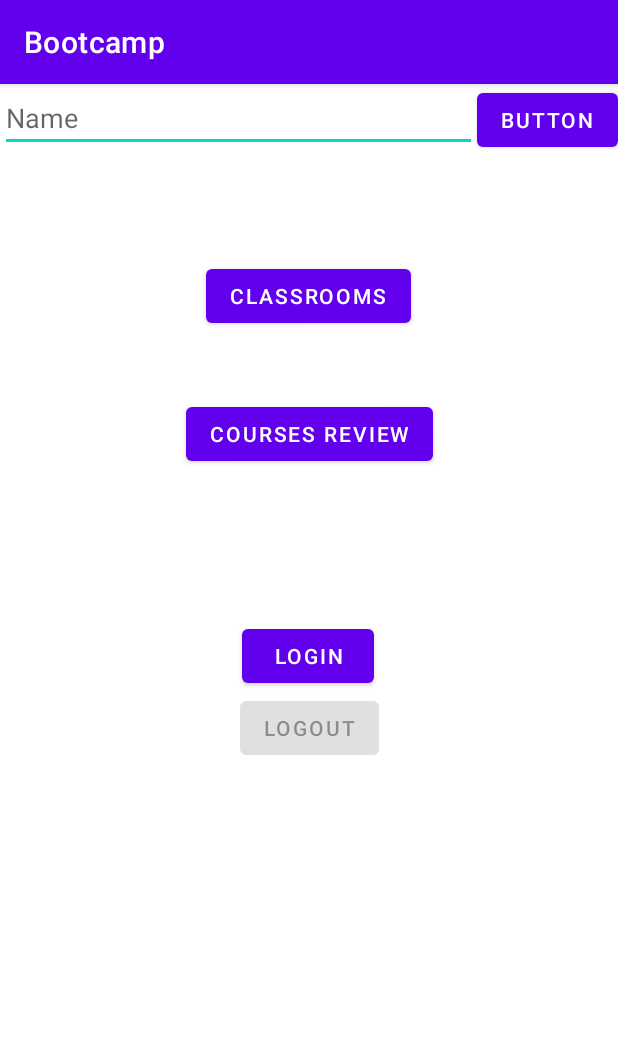
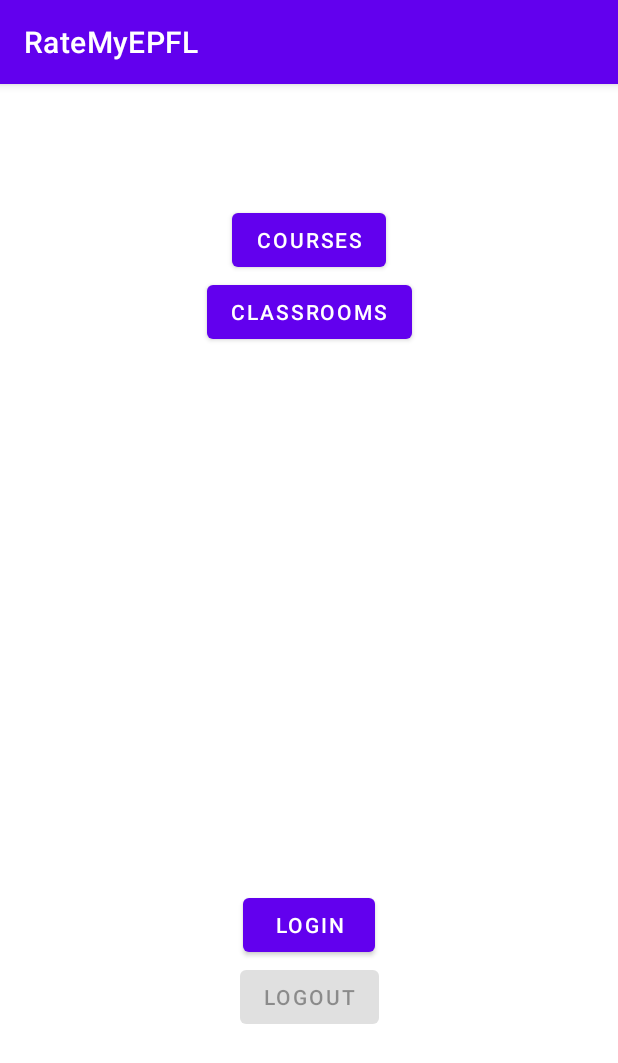
Before and after one commit to LesGolems/RateMyEPFL, an Android app: the screen it shows after launch (MainActivity), on a phone screen of 412 x 824 dp. Shown: the top 1063 px of the screen. Run offline under Robolectric (Android 15) with nearby library versions, the phone set to English and light mode, and no system bars; our stand-ins replace Dagger/Hilt's generated code, Firebase (no records; nobody signed in at launch, a user with empty details on screens opened directly); libraries missing offline, so code that uses them is left out: com.firebase.ui.

Commit message:
cleaned app for demo

```diff
--- a/app/src/main/AndroidManifest.xml
+++ b/app/src/main/AndroidManifest.xml
@@ -22,10 +22,6 @@
             android:name=".activities.classrooms.ClassroomsListActivity"
             android:exported="false" />
         <activity
-            android:name=".GreetingActivity"
-            android:exported="false"
-            android:parentActivityName=".MainActivity" />
-        <activity
             android:name=".MainActivity"
             android:exported="true">
             <intent-filter>
--- a/app/src/main/java/com/github/sdp/ratemyepfl/MainActivity.kt
+++ b/app/src/main/java/com/github/sdp/ratemyepfl/MainActivity.kt
@@ -2,9 +2,7 @@ package com.github.sdp.ratemyepfl
 
 import android.content.Intent
 import android.os.Bundle
-import android.view.KeyEvent
 import android.widget.Button
-import android.widget.EditText
 import android.widget.TextView
 import androidx.appcompat.app.AppCompatActivity
 import com.github.sdp.ratemyepfl.activities.classrooms.ClassroomsListActivity
@@ -27,30 +25,10 @@ class MainActivity : AppCompatActivity(){
         super.onCreate(savedInstanceState)
         setContentView(R.layout.activity_main)
 
-        // We get a reference to the view objects, using their previously set ID
-        val mNameText = findViewById<EditText>(R.id.mainName)
-        val mGoButton = findViewById<Button>(R.id.mainGoButton)
         mEmail = findViewById(R.id.email)
         mLoginButton = findViewById(R.id.loginButton)
         mLogoutButton = findViewById(R.id.logoutButton)
         checkUser()
-
-        // We then set the behaviour of the button
-        // It's quite short, so we can leave it here, but as soon as it starts
-        // doing more complex stuff, it should be moved to a separate method
-        mGoButton.setOnClickListener {
-            val name = mNameText.text.toString()
-            sayHello(name)
-        }
-
-        // Bonus: trigger the button when the user presses "enter" in the text field
-        mNameText.setOnKeyListener{ _, keyCode, event ->
-            if((event.action == KeyEvent.ACTION_DOWN) && (keyCode == KeyEvent.KEYCODE_ENTER)) {
-                mGoButton.performClick()
-                true
-            }
-            false
-        }
 
         mRoomReviewButton = findViewById(R.id.classroomReviewButton)
         mRoomReviewButton.setOnClickListener {
@@ -67,12 +45,6 @@ class MainActivity : AppCompatActivity(){
     override fun onStart() {
         super.onStart()
         checkUser()
-    }
-
-    private fun sayHello(userName: String) {
-        val intent = Intent(this, GreetingActivity::class.java)
-        intent.putExtra(GreetingActivity.EXTRA_USER_NAME, userName)
-        startActivity(intent)
     }
 
     private fun setUpButtons(){
--- a/app/src/main/res/layout/activity_main.xml
+++ b/app/src/main/res/layout/activity_main.xml
@@ -9,75 +9,51 @@
     android:layout_centerVertical="true"
     tools:context=".MainActivity">
 
-    <EditText
-        android:id="@+id/mainName"
-        android:layout_width="0dp"
-        android:layout_height="wrap_content"
-        android:ems="10"
-        android:hint="Name"
-        android:inputType="textPersonName"
-        app:layout_constraintLeft_toLeftOf="parent"
-        app:layout_constraintRight_toLeftOf="@id/mainGoButton"
-        app:layout_constraintTop_toTopOf="parent" />
-
-    <Button
-        android:id="@+id/mainGoButton"
-        android:layout_width="wrap_content"
-        android:layout_height="wrap_content"
-        android:text="Button"
-        app:layout_constraintRight_toRightOf="parent"
-        app:layout_constraintTop_toTopOf="@id/mainName" />
-
     <Button
         android:id="@+id/coursesReviewButton"
         android:layout_width="wrap_content"
         android:layout_height="wrap_content"
-        android:layout_marginTop="44dp"
-        android:text="Courses review"
+        android:layout_marginTop="80dp"
+        android:text="Courses"
         app:layout_constraintEnd_toEndOf="parent"
         app:layout_constraintStart_toStartOf="parent"
-        app:layout_constraintTop_toBottomOf="@+id/classroomReviewButton" />
+        app:layout_constraintTop_toTopOf="parent" />
 
     <Button
         android:id="@+id/classroomReviewButton"
         android:layout_width="wrap_content"
         android:layout_height="wrap_content"
-        android:layout_marginTop="72dp"
-        android:layout_marginEnd="88dp"
         android:text="Classrooms"
         app:layout_constraintEnd_toEndOf="parent"
-        app:layout_constraintHorizontal_bias="0.732"
         app:layout_constraintStart_toStartOf="parent"
-        app:layout_constraintTop_toBottomOf="@+id/mainName" />
+        app:layout_constraintTop_toBottomOf="@+id/coursesReviewButton" />
 
     <Button
         android:id="@+id/loginButton"
         android:layout_width="wrap_content"
         android:layout_height="wrap_content"
-        android:layout_marginTop="100dp"
         android:text="@string/login"
         app:layout_constraintEnd_toEndOf="parent"
-        app:layout_constraintHorizontal_bias="0.498"
         app:layout_constraintStart_toStartOf="parent"
-        app:layout_constraintTop_toBottomOf="@+id/coursesReviewButton" />
+        app:layout_constraintBottom_toTopOf="@+id/logoutButton" />
 
     <Button
         android:id="@+id/logoutButton"
         android:layout_width="wrap_content"
         android:layout_height="wrap_content"
         android:text="@string/logout"
+        android:layout_marginBottom="36dp"
         app:layout_constraintEnd_toEndOf="parent"
         app:layout_constraintStart_toStartOf="parent"
-        app:layout_constraintTop_toBottomOf="@+id/loginButton" />
+        app:layout_constraintBottom_toTopOf="@+id/email" />
 
     <TextView
         android:id="@+id/email"
         android:layout_width="wrap_content"
         android:layout_height="wrap_content"
-        android:layout_marginTop="100dp"
+        android:layout_marginBottom="80dp"
         app:layout_constraintEnd_toEndOf="parent"
         app:layout_constraintStart_toStartOf="parent"
-        app:layout_constraintHorizontal_bias="0.498"
-        app:layout_constraintTop_toBottomOf="@+id/logoutButton" />
+        app:layout_constraintBottom_toBottomOf="parent" />
 
 </androidx.constraintlayout.widget.ConstraintLayout>
--- a/app/src/main/res/values/strings.xml
+++ b/app/src/main/res/values/strings.xml
@@ -1,6 +1,5 @@
 <resources>
-    <string name="app_name">Bootcamp</string>
-    <string name="greeting_message">Hello %s!</string>
+    <string name="app_name">RateMyEPFL</string>
     <string name="fab_content_description">fab</string>
     <string name="add_review">Add review</string>
     <string name="room_grade_edit_text">Grade</string>
```
Also changed, not shown: app/src/main/java/com/github/sdp/ratemyepfl/GreetingActivity.kt (deleted, +0 -22 lines), app/src/main/res/layout/activity_greeting.xml (deleted, +0 -19 lines), 2 other files.
